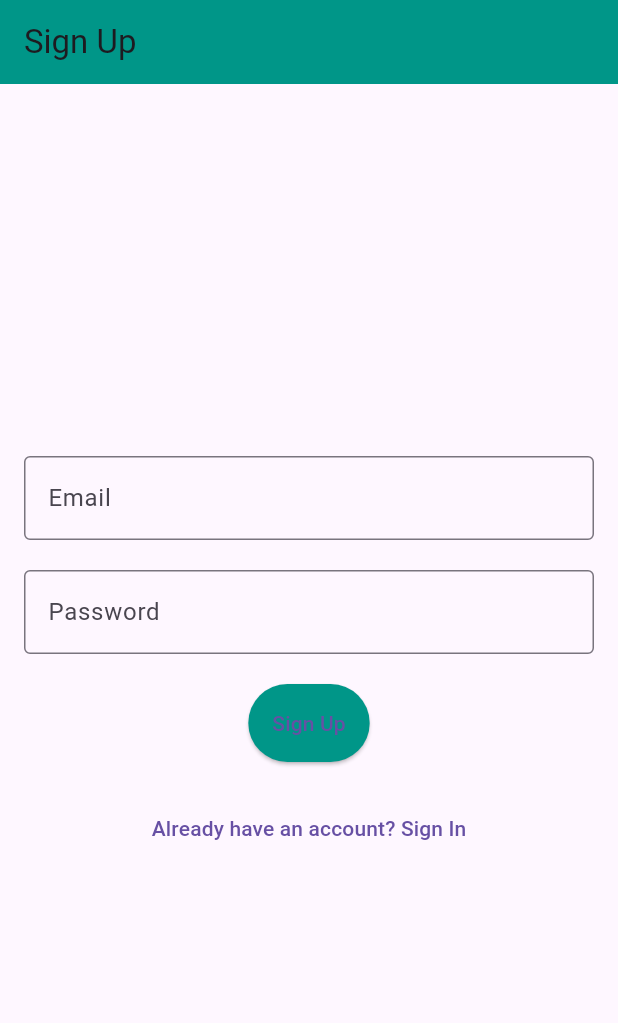
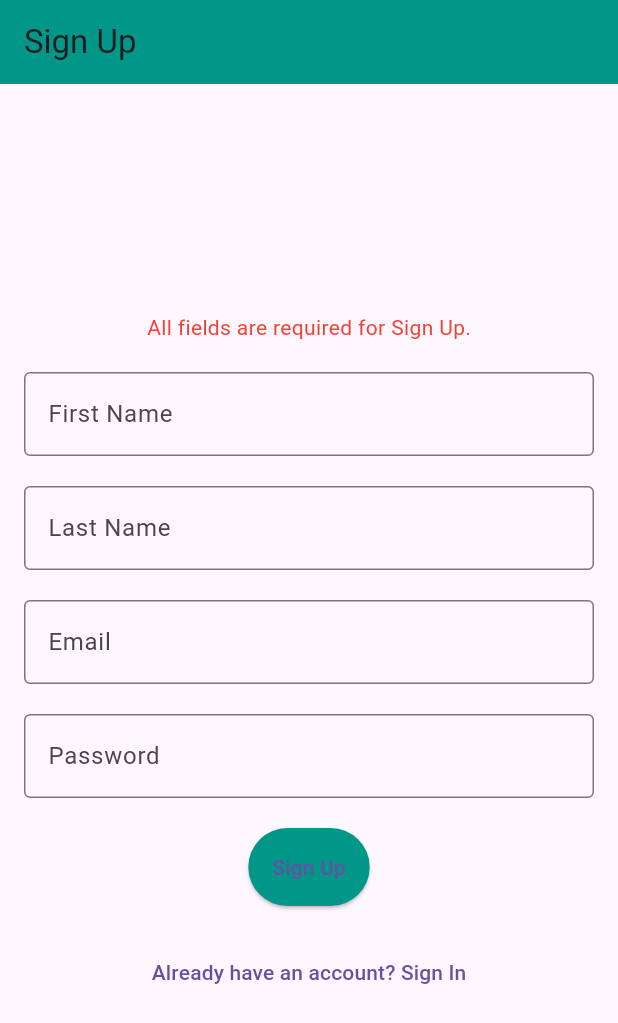
Before and after one commit to devfemibadmus/flutter-tasks-webapp, a Flutter app: the screen it shows after launch, after a tap on "Sign Up", on a phone screen of 412 x 824 dp. Shown: the top 1023 px of the screen. Run offline on Flutter 3.47's test engine with Material 3 defaults, Android fonts, the phone set to English and light mode, and no system bars; missing offline and left inert: dart:html.

Commit message:
:bug: upd :arrow_down: ate :clipboard:

```diff
--- a/lib/account.dart
+++ b/lib/account.dart
@@ -12,10 +12,17 @@ class AccountPageState extends State<AccountPage> {
 
   final TextEditingController emailController = TextEditingController();
   final TextEditingController passwordController = TextEditingController();
+  final TextEditingController firstNameController = TextEditingController();
+  final TextEditingController lastNameController = TextEditingController();
+
+  String errorMessage = '';
+  String successMessage = '';
 
   void toggleView() {
     setState(() {
       isSignUp = !isSignUp;
+      errorMessage = '';
+      successMessage = '';
     });
   }
 
@@ -34,6 +41,57 @@ class AccountPageState extends State<AccountPage> {
     );
   }
 
+  void handleSignUp() {
+    setState(() {
+      // Reset messages
+      errorMessage = '';
+      successMessage = '';
+
+      // Validation
+      if (firstNameController.text.isEmpty ||
+          lastNameController.text.isEmpty ||
+          emailController.text.isEmpty ||
+          passwordController.text.isEmpty) {
+        errorMessage = 'All fields are required for Sign Up.';
+      } else {
+        // Assume success if validated. Here, you'd typically send the data to a server.
+        successMessage = 'Sign Up successful! Please sign in.';
+        clearFields();
+        toggleView(); // Switch to sign in after sign up
+      }
+    });
+  }
+
+  void handleSignIn() {
+    setState(() {
+      // Reset messages
+      errorMessage = '';
+      successMessage = '';
+
+      // Validation
+      if (emailController.text.isEmpty || passwordController.text.isEmpty) {
+        errorMessage = 'Email and password are required for Sign In.';
+      } else {
+        // Fake validation for demo purposes
+        // Normally, you'd validate against a database or API response
+        if (emailController.text == "test@example.com" &&
+            passwordController.text == "password") {
+          successMessage = 'Login successful!';
+          errorMessage = '';
+        } else {
+          errorMessage = 'Invalid email or password.';
+        }
+      }
+    });
+  }
+
+  void clearFields() {
+    emailController.clear();
+    passwordController.clear();
+    firstNameController.clear();
+    lastNameController.clear();
+  }
+
   @override
   Widget build(BuildContext context) {
     return Scaffold(
@@ -46,6 +104,32 @@ class AccountPageState extends State<AccountPage> {
         child: Column(
           mainAxisAlignment: MainAxisAlignment.center,
           children: [
+            // Display error message
+            if (errorMessage.isNotEmpty)
+              Text(
+                errorMessage,
+                style: const TextStyle(color: Colors.red),
+              ),
+            if (successMessage.isNotEmpty)
+              Text(
+                successMessage,
+                style: const TextStyle(color: Colors.green),
+              ),
+            const SizedBox(height: 20),
+
+            // Show additional fields for Sign Up
+            if (isSignUp) ...[
+              _buildInputField(
+                controller: firstNameController,
+                label: 'First Name',
+              ),
+              const SizedBox(height: 20),
+              _buildInputField(
+                controller: lastNameController,
+                label: 'Last Name',
+              ),
+              const SizedBox(height: 20),
+            ],
             _buildInputField(
               controller: emailController,
               label: 'Email',
@@ -59,7 +143,11 @@ class AccountPageState extends State<AccountPage> {
             const SizedBox(height: 20),
             ElevatedButton(
               onPressed: () {
-                // Handle Sign Up / Sign In
+                if (isSignUp) {
+                  handleSignUp();
+                } else {
+                  handleSignIn();
+                }
               },
               style: ElevatedButton.styleFrom(
                 backgroundColor: Colors.teal,
```
